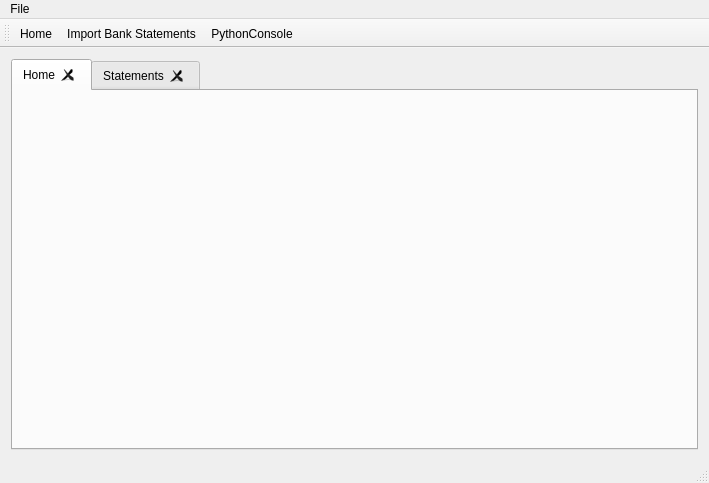
The window that Platan/PlatanUI/mainwindow.ui (agabor/platan) describes before a commit, drawn with Qt 5.
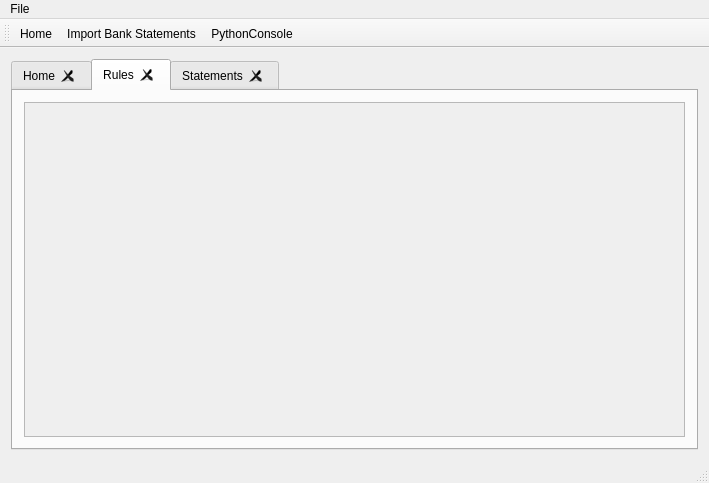
The same window after the commit. Icons and pictures are not drawn. Custom widgets are drawn as their Qt base class.

Diff of the .ui file:
```diff
--- a/Platan/PlatanUI/mainwindow.ui
+++ b/Platan/PlatanUI/mainwindow.ui
@@ -18,7 +18,7 @@
     <item>
      <widget class="MainTabWidget" name="tabWidget">
       <property name="currentIndex">
-       <number>0</number>
+       <number>1</number>
       </property>
       <property name="tabsClosable">
        <bool>true</bool>
@@ -60,6 +60,30 @@
         </item>
        </layout>
       </widget>
+      <widget class="QWidget" name="rules_tab">
+       <attribute name="title">
+        <string>Rules</string>
+       </attribute>
+       <layout class="QVBoxLayout" name="verticalLayout_2">
+        <item>
+         <widget class="QScrollArea" name="scrollArea">
+          <property name="widgetResizable">
+           <bool>true</bool>
+          </property>
+          <widget class="QWidget" name="scrollAreaWidgetContents">
+           <property name="geometry">
+            <rect>
+             <x>0</x>
+             <y>0</y>
+             <width>667</width>
+             <height>331</height>
+            </rect>
+           </property>
+          </widget>
+         </widget>
+        </item>
+       </layout>
+      </widget>
       <widget class="QWidget" name="statements_tab">
        <attribute name="title">
         <string>Statements</string>
```
